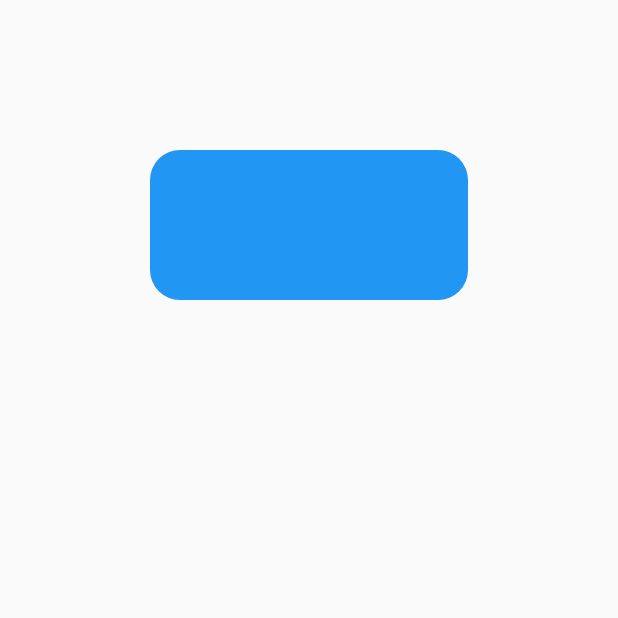
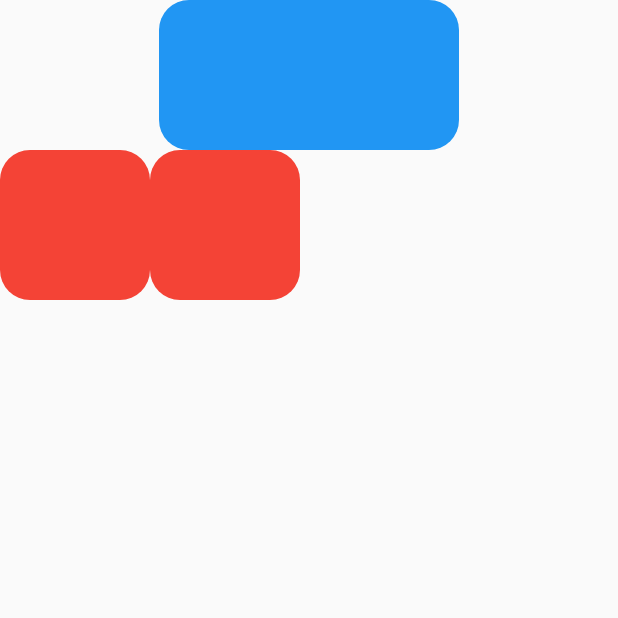
Before and after one commit to Deepak16080/prank_caller, a Flutter app: the HomepageUi screen opened directly, on a phone screen of 412 x 824 dp, the top half of it. Run offline on Flutter 3.47's test engine with Material 2 defaults, Android fonts, the phone set to English and light mode, and no system bars; our stand-ins replace file_picker, flutter_contacts, flutter_screenutil, google_fonts, just_audio; missing offline and left inert: flutter_picker.

Commit message:
fix: add a container

```diff
--- a/lib/components/homepage_ui.dart
+++ b/lib/components/homepage_ui.dart
@@ -13,35 +13,38 @@ class _HomepageUiState extends State<HomepageUi> {
     return Scaffold(
         body: Column(
       children: [
-        Center(
-          child: Padding(
-            padding: const EdgeInsets.all(100),
-            child: ClipRect(
-              child: Container(
+        Container(
           height: 100,
-                width: 400 * 2,
+          width: 200,
           decoration: BoxDecoration(
             color: Colors.blue,
             borderRadius: BorderRadius.circular(20),
           ),
           alignment: Alignment.center,
         ),
+        Row(
+          children: [
+            Container(
+              height: 100,
+              width: 100,
+              decoration: BoxDecoration(
+                color: Colors.red,
+                borderRadius: BorderRadius.circular(20),
               ),
+              alignment: Alignment.center,
             ),
+            Container(
+              height: 100,
+              width: 100,
+              decoration: BoxDecoration(
+                color: Colors.red,
+                borderRadius: BorderRadius.circular(20),
+              ),
+              alignment: Alignment.center,
+            ),
+          ],
         )
       ],
     ));
   }
 }
-
-// class MyClipper extends CustomClipper<Rect> {
-//   @override
-//   Future<Path> getClip(Size size) async {
-//     Path path = Path();
-//     path.moveTo(size.height, 0);
-//     return Rect.fromLTWH(0, 0, size.width, size.height).Path;
-//   }
-
-//   @override
-//   bool shouldReclip(CustomClipper<Rect> oldClipper) => false;
-// }
--- a/lib/main.dart
+++ b/lib/main.dart
@@ -1,7 +1,7 @@
 import 'package:flutter/material.dart';
 import 'package:flutter_screenutil/flutter_screenutil.dart';
 import 'package:just_audio/just_audio.dart';
-import 'package:prank_caller/home_page.dart';
+import 'package:prank_caller/components/homepage_ui.dart';
 
 void main() async {
   await ScreenUtil.ensureScreenSize();
@@ -34,7 +34,7 @@ class MyApp extends StatelessWidget {
             ),
           ),
           debugShowCheckedModeBanner: false,
-          home: const HomePage()),
+          home: const HomepageUi()),
     );
   }
 }
```
Lines whose indentation alone changed are shown as unchanged.
